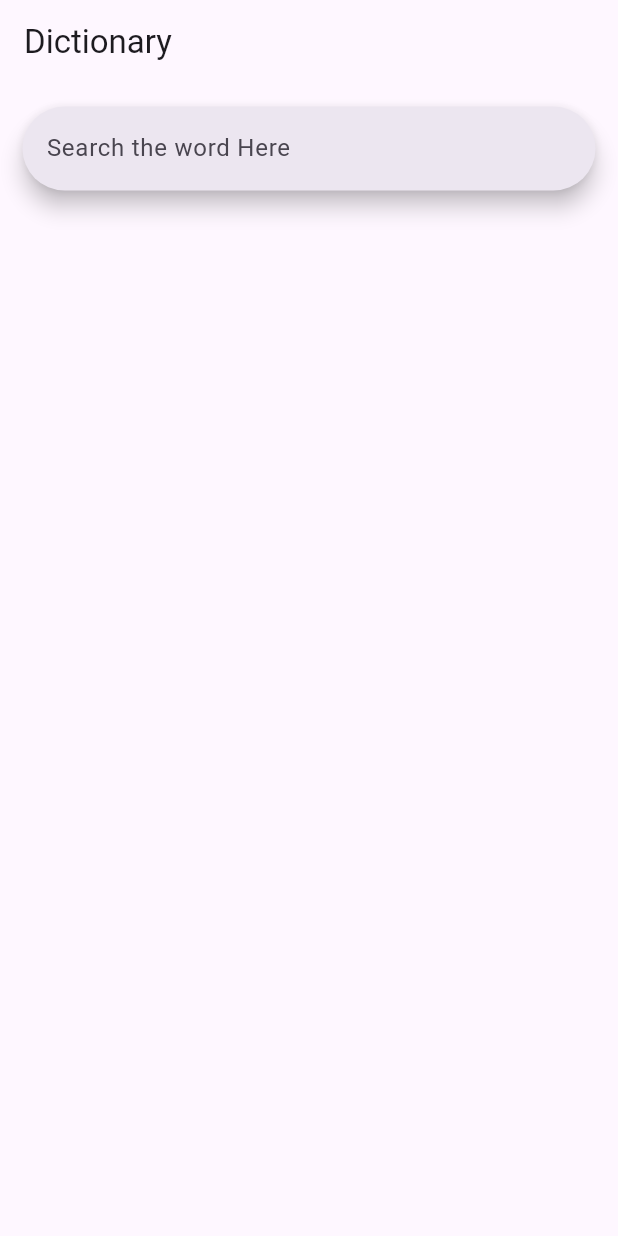
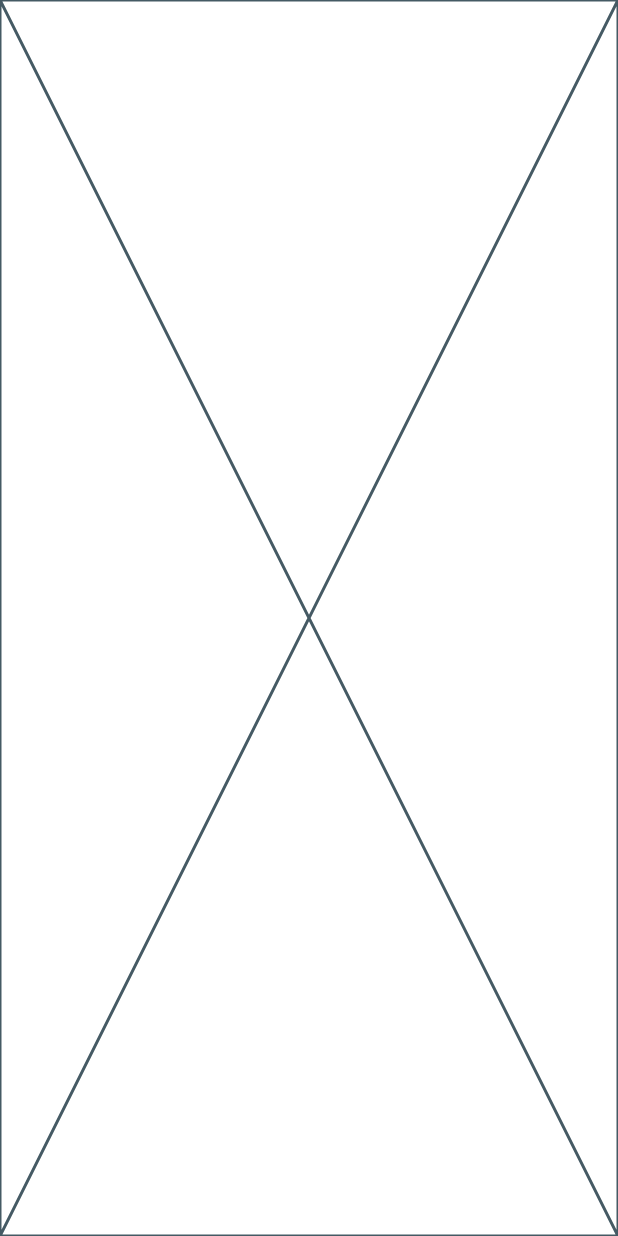
Before and after one commit to HosenShahadath/Build-Simple-Apps, a Flutter app: the screen it shows after launch, on a phone screen of 412 x 824 dp. Run offline on Flutter 3.47's test engine with Material 3 defaults, Android fonts, the phone set to English and light mode, and no system bars; missing offline and left inert: flutter_pdfview.

```diff
--- /dev/null
+++ b/lib/Breakfast App/pages/home.dart
@@ -0,0 +1,10 @@
+import 'package:flutter/material.dart';
+
+class HomePage extends StatelessWidget {
+  const HomePage({super.key});
+
+  @override
+  Widget build(BuildContext context) {
+    return const Placeholder();
+  }
+}
--- a/lib/Dictionary App/dictionary_screen.dart
+++ /dev/null
@@ -1,78 +0,0 @@
-import 'package:build_flutter_apps/Dictionary%20App/model.dart';
-import 'package:build_flutter_apps/Dictionary%20App/services.dart';
-import 'package:flutter/material.dart';
-
-class DictionaryScreen extends StatefulWidget {
-  const DictionaryScreen({super.key});
-
-  @override
-  State<DictionaryScreen> createState() => _DictionaryScreenState();
-}
-
-class _DictionaryScreenState extends State<DictionaryScreen> {
-  DictionaryModel? dictionaryModel;
-  bool isLoading = false;
-  String noDataFound = 'Now you can Search';
-
-  searchContain(String word) async {
-    setState(() {
-      isLoading = true;
-    });
-
-    try {
-      dictionaryModel = await ApiServices.fetchData(word);
-      setState(() {});
-    } catch (e) {
-      dictionaryModel = null;
-      noDataFound = 'Meaning not found';
-    } finally {
-      setState(() {
-        isLoading = false;
-      });
-    }
-  }
-
-  @override
-  Widget build(BuildContext context) {
-    return Scaffold(
-      appBar: AppBar(
-        title: const Text('Dictionary'),
-      ),
-      body: Padding(
-        padding: EdgeInsets.all(15),
-        child: Column(
-          children: [
-            SearchBar(
-              hintText: 'Search the word Here',
-              onSubmitted: (value) {
-                searchContain(value);
-              },
-            ),
-            SizedBox(
-              height: 10,
-            ),
-            if (isLoading)
-              const LinearProgressIndicator()
-            else if (dictionaryModel != null)
-              Expanded(
-                  child: Column(
-                children: [
-                  const SizedBox(
-                    height: 10,
-                  ),
-                  Text(
-                    dictionaryModel!.word,
-                    style: TextStyle(
-                        fontWeight: FontWeight.bold,
-                        fontSize: 25,
-                        color: Colors.blue),
-                  ),
-
-                ],
-              ))
-          ],
-        ),
-      ),
-    );
-  }
-}
--- a/lib/Dictionary App/model.dart
+++ /dev/null
@@ -1,105 +0,0 @@
-import 'dart:convert';
-
-List<DictionaryModel> dictionaryModelFromJson(String str) => List<DictionaryModel>.from(json.decode(str).map((x) => DictionaryModel.fromJson(x)));
-
-String dictionaryModelToJson(List<DictionaryModel> data) => json.encode(List<dynamic>.from(data.map((x) => x.toJson())));
-
-class DictionaryModel {
-  String word;
-  String phonetic;
-  List<Phonetic> phonetics;
-  String origin;
-  List<Meaning> meanings;
-
-  DictionaryModel({
-    required this.word,
-    required this.phonetic,
-    required this.phonetics,
-    required this.origin,
-    required this.meanings,
-  });
-
-  factory DictionaryModel.fromJson(Map<String, dynamic> json) => DictionaryModel(
-    word: json["word"],
-    phonetic: json["phonetic"],
-    phonetics: List<Phonetic>.from(json["phonetics"].map((x) => Phonetic.fromJson(x))),
-    origin: json["origin"],
-    meanings: List<Meaning>.from(json["meanings"].map((x) => Meaning.fromJson(x))),
-  );
-
-  Map<String, dynamic> toJson() => {
-    "word": word,
-    "phonetic": phonetic,
-    "phonetics": List<dynamic>.from(phonetics.map((x) => x.toJson())),
-    "origin": origin,
-    "meanings": List<dynamic>.from(meanings.map((x) => x.toJson())),
-  };
-}
-
-class Meaning {
-  String partOfSpeech;
-  List<Definition> definitions;
-
-  Meaning({
-    required this.partOfSpeech,
-    required this.definitions,
-  });
-
-  factory Meaning.fromJson(Map<String, dynamic> json) => Meaning(
-    partOfSpeech: json["partOfSpeech"],
-    definitions: List<Definition>.from(json["definitions"].map((x) => Definition.fromJson(x))),
-  );
-
-  Map<String, dynamic> toJson() => {
-    "partOfSpeech": partOfSpeech,
-    "definitions": List<dynamic>.from(definitions.map((x) => x.toJson())),
-  };
-}
-
-class Definition {
-  String definition;
-  String example;
-  List<dynamic> synonyms;
-  List<dynamic> antonyms;
-
-  Definition({
-    required this.definition,
-    required this.example,
-    required this.synonyms,
-    required this.antonyms,
-  });
-
-  factory Definition.fromJson(Map<String, dynamic> json) => Definition(
-    definition: json["definition"],
-    example: json["example"],
-    synonyms: List<dynamic>.from(json["synonyms"].map((x) => x)),
-    antonyms: List<dynamic>.from(json["antonyms"].map((x) => x)),
-  );
-
-  Map<String, dynamic> toJson() => {
-    "definition": definition,
-    "example": example,
-    "synonyms": List<dynamic>.from(synonyms.map((x) => x)),
-    "antonyms": List<dynamic>.from(antonyms.map((x) => x)),
-  };
-}
-
-class Phonetic {
-  String text;
-  String? audio;
-
-  Phonetic({
-    required this.text,
-    this.audio,
-  });
-
-  factory Phonetic.fromJson(Map<String, dynamic> json) => Phonetic(
-    text: json["text"],
-    audio: json["audio"],
-  );
-
-  Map<String, dynamic> toJson() => {
-    "text": text,
-    "audio": audio,
-  };
-}
--- a/lib/Dictionary App/services.dart
+++ /dev/null
@@ -1,21 +0,0 @@
-import 'dart:convert';
-
-import 'package:build_flutter_apps/Dictionary%20App/model.dart';
-import 'package:http/http.dart' as http;
-
-class ApiServices{
-  static String baseUrl = 'https://api.dictionaryapi.dev/api/v2/entries/en/';
-
-  static Future<DictionaryModel> fetchData(String word) async {
-    Uri url = Uri.parse('$baseUrl$word');
-
-    final response = await http.get(url);
-
-    if(response.statusCode == 200){
-      final data = json.decode(response.body);
-      return DictionaryModel.fromJson(data[0]);
-    } else {
-      throw Exception('Failed to load Data');
-    }
-  }
-}
--- a/lib/app.dart
+++ b/lib/app.dart
@@ -1,4 +1,4 @@
-import 'package:build_flutter_apps/Dictionary%20App/dictionary_screen.dart';
+import 'package:build_flutter_apps/Breakfast%20App/pages/home.dart';
 import 'package:flutter/material.dart';
 
 class MyApp extends StatelessWidget {
@@ -6,9 +6,9 @@ class MyApp extends StatelessWidget {
 
   @override
   Widget build(BuildContext context) {
-    return MaterialApp(
+    return const MaterialApp(
       debugShowCheckedModeBanner: false,
-      home: DictionaryScreen(),
+      home: HomePage(),
     );
   }
 }
--- a/pubspec.yaml
+++ b/pubspec.yaml
@@ -36,6 +36,7 @@ dependencies:
   cupertino_icons: ^1.0.8
   flutter_pdfview: ^1.0.4+2
   http: ^1.4.0
+  flutter_svg: ^2.1.0
 
 
 dev_dependencies:
```
Also changed, not shown: pubspec.lock.
